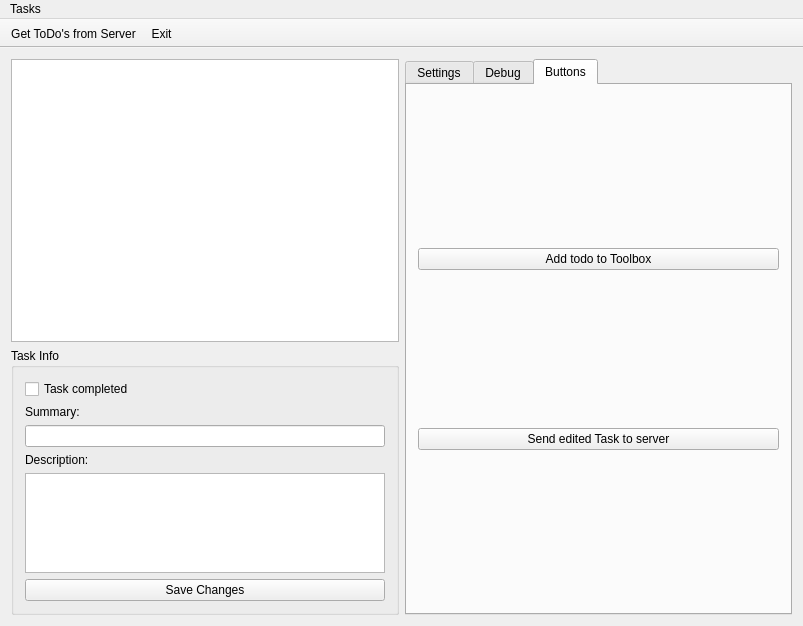
The window that mainwindow.ui (Tercus/ToDo) describes before a commit, drawn with Qt 5.
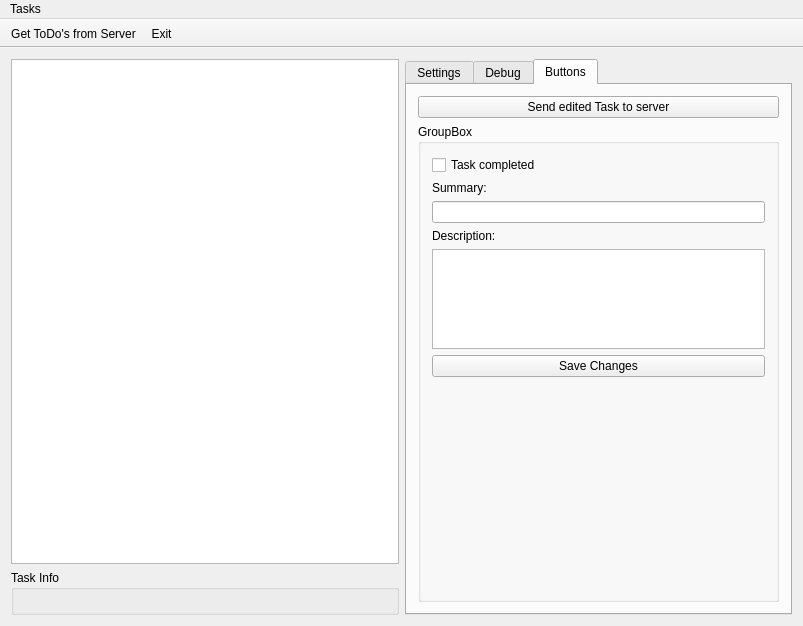
The same window after the commit. The open tabs and pages were chosen to show the change. Icons and pictures are not drawn.

```diff
--- a/mainwindow.ui
+++ b/mainwindow.ui
@@ -34,59 +34,11 @@
        </widget>
       </item>
       <item>
-       <widget class="QGroupBox" name="groupBox">
+       <widget class="QGroupBox" name="Task_View">
         <property name="title">
          <string>Task Info</string>
         </property>
-        <layout class="QGridLayout" name="gridLayout">
-         <item row="5" column="0" colspan="2">
-          <widget class="QTextEdit" name="textEdit_description">
-           <property name="sizePolicy">
-            <sizepolicy hsizetype="Expanding" vsizetype="Fixed">
-             <horstretch>0</horstretch>
-             <verstretch>0</verstretch>
-            </sizepolicy>
-           </property>
-           <property name="maximumSize">
-            <size>
-             <width>16777215</width>
-             <height>100</height>
-            </size>
-           </property>
-          </widget>
-         </item>
-         <item row="2" column="0">
-          <widget class="QLabel" name="label_summary">
-           <property name="text">
-            <string>Summary:</string>
-           </property>
-          </widget>
-         </item>
-         <item row="4" column="0">
-          <widget class="QLabel" name="label_description">
-           <property name="text">
-            <string>Description:</string>
-           </property>
-          </widget>
-         </item>
-         <item row="3" column="0" colspan="2">
-          <widget class="QLineEdit" name="lineEdit_summary"/>
-         </item>
-         <item row="6" column="0" colspan="2">
-          <widget class="QPushButton" name="pushButton_SaveChanges">
-           <property name="text">
-            <string>Save Changes</string>
-           </property>
-          </widget>
-         </item>
-         <item row="1" column="0" colspan="2">
-          <widget class="QCheckBox" name="checkBox">
-           <property name="text">
-            <string>Task completed</string>
-           </property>
-          </widget>
-         </item>
-        </layout>
+        <layout class="QGridLayout" name="gridLayout"/>
        </widget>
       </item>
      </layout>
@@ -171,13 +123,6 @@
         <string>Buttons</string>
        </attribute>
        <layout class="QVBoxLayout" name="verticalLayout_2">
-        <item>
-         <widget class="QPushButton" name="pushButton">
-          <property name="text">
-           <string>Add todo to Toolbox</string>
-          </property>
-         </widget>
-        </item>
         <item>
          <widget class="QPushButton" name="pushButton_test">
           <property name="text">
@@ -185,6 +130,75 @@
           </property>
          </widget>
         </item>
+        <item>
+         <widget class="QGroupBox" name="groupBox">
+          <property name="title">
+           <string>GroupBox</string>
+          </property>
+          <layout class="QVBoxLayout" name="verticalLayout_5">
+           <item>
+            <widget class="QCheckBox" name="checkBox">
+             <property name="text">
+              <string>Task completed</string>
+             </property>
+            </widget>
+           </item>
+           <item>
+            <widget class="QLabel" name="label_summary">
+             <property name="text">
+              <string>Summary:</string>
+             </property>
+            </widget>
+           </item>
+           <item>
+            <widget class="QLineEdit" name="lineEdit_summary"/>
+           </item>
+           <item>
+            <widget class="QLabel" name="label_description">
+             <property name="text">
+              <string>Description:</string>
+             </property>
+            </widget>
+           </item>
+           <item>
+            <widget class="QTextEdit" name="textEdit_description">
+             <property name="sizePolicy">
+              <sizepolicy hsizetype="Expanding" vsizetype="Fixed">
+               <horstretch>0</horstretch>
+               <verstretch>0</verstretch>
+              </sizepolicy>
+             </property>
+             <property name="maximumSize">
+              <size>
+               <width>16777215</width>
+               <height>100</height>
+              </size>
+             </property>
+            </widget>
+           </item>
+           <item>
+            <widget class="QPushButton" name="pushButton_SaveChanges">
+             <property name="text">
+              <string>Save Changes</string>
+             </property>
+            </widget>
+           </item>
+           <item>
+            <spacer name="verticalSpacer">
+             <property name="orientation">
+              <enum>Qt::Vertical</enum>
+             </property>
+             <property name="sizeHint" stdset="0">
+              <size>
+               <width>20</width>
+               <height>40</height>
+              </size>
+             </property>
+            </spacer>
+           </item>
+          </layout>
+         </widget>
+        </item>
        </layout>
       </widget>
      </widget>
```
Left out of the diff: 2 changed lines with no effect on the pictures.
